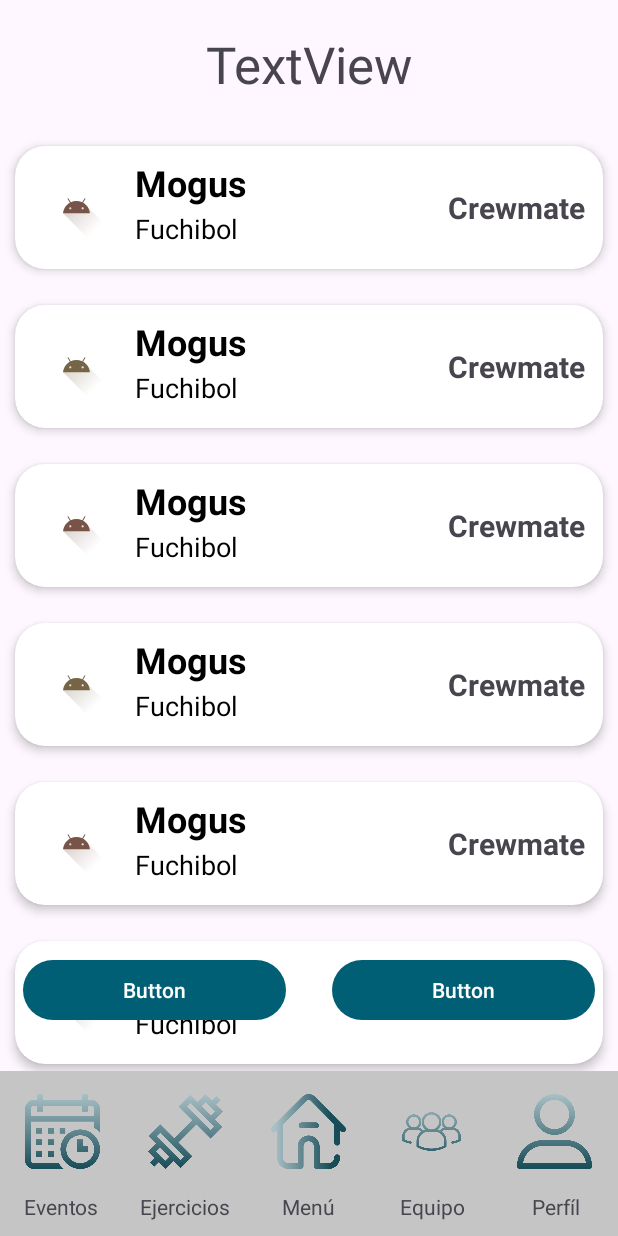
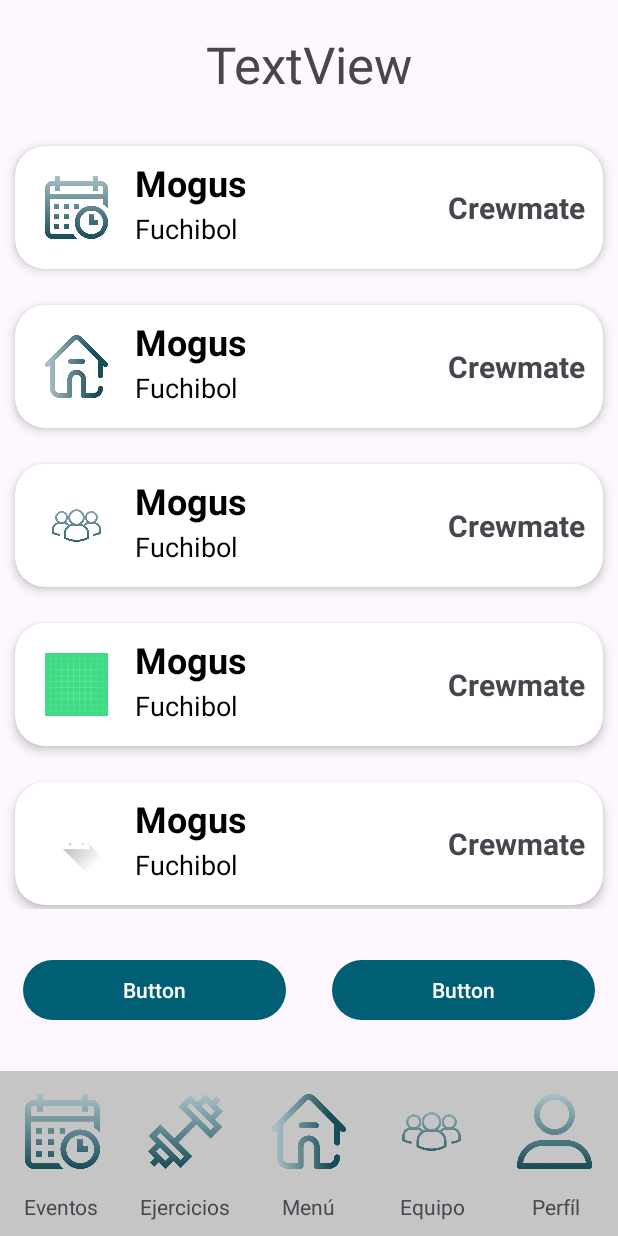
Before and after one commit to MaicolFlorez/T-Mate, an Android app: the TeamViewCoach screen opened directly, with no data from a screen before it, on a phone screen of 412 x 824 dp. Run offline under Robolectric (Android 15) with nearby library versions, the phone set to English and light mode, and no system bars.

Commit message:
Avance Maicol Florez Activities

```diff
--- a/app/src/main/java/com/mflorezddelgado/t_mate/ListAdapter.java
+++ b/app/src/main/java/com/mflorezddelgado/t_mate/ListAdapter.java
@@ -53,7 +53,7 @@ public class ListAdapter extends RecyclerView.Adapter<ListAdapter.ViewHolder>{
         }
 
         void bindData(final Teams item){
-            iconImage.setColorFilter(Color.parseColor(item.getColor()), PorterDuff.Mode.SRC_IN);
+            iconImage.setImageResource(item.getImage());
             name.setText(item.getName());
             desc.setText(item.getDesc());
             member.setText(item.getMember());
--- a/app/src/main/java/com/mflorezddelgado/t_mate/TeamViewCoach.java
+++ b/app/src/main/java/com/mflorezddelgado/t_mate/TeamViewCoach.java
@@ -44,14 +44,14 @@ public class TeamViewCoach extends AppCompatActivity {
         btnUnirse.setOnClickListener(new View.OnClickListener() {
             @Override
             public void onClick(View v) {
-                popupWindowUnirse.showAtLocation(v, Gravity.TOP, 0, 250);
+                popupWindowUnirse.showAtLocation(v, Gravity.CENTER, 0, 0);
             }
         });
 
         btnCrear.setOnClickListener(new View.OnClickListener() {
             @Override
             public void onClick(View v) {
-                popupWindowCrear.showAtLocation(v, Gravity.TOP, 0, 250);
+                popupWindowCrear.showAtLocation(v, Gravity.CENTER, 0, 0);
             }
         });
 
@@ -93,14 +93,14 @@ public class TeamViewCoach extends AppCompatActivity {
 
     public void initC(){
         elements = new ArrayList<>();
-        elements.add(new Teams("#775447", "Mogus", "Fuchibol", "Crewmate"));
-        elements.add(new Teams("#766447", "Mogus", "Fuchibol", "Crewmate"));
-        elements.add(new Teams("#775447", "Mogus", "Fuchibol", "Crewmate"));
-        elements.add(new Teams("#766447", "Mogus", "Fuchibol", "Crewmate"));
-        elements.add(new Teams("#775447", "Mogus", "Fuchibol", "Crewmate"));
-        elements.add(new Teams("#766447", "Mogus", "Fuchibol", "Crewmate"));
-        elements.add(new Teams("#775447", "Mogus", "Fuchibol", "Crewmate"));
-        elements.add(new Teams("#766447", "Mogus", "Fuchibol", "Crewmate"));
+        elements.add(new Teams(R.drawable.calendario, "Mogus", "Fuchibol", "Crewmate"));
+        elements.add(new Teams(R.drawable.casa_de_perro, "Mogus", "Fuchibol", "Crewmate"));
+        elements.add(new Teams(R.drawable.grupo, "Mogus", "Fuchibol", "Crewmate"));
+        elements.add(new Teams(R.drawable.ic_launcher_background, "Mogus", "Fuchibol", "Crewmate"));
+        elements.add(new Teams(R.drawable.ic_launcher_foreground, "Mogus", "Fuchibol", "Crewmate"));
+        elements.add(new Teams(R.drawable.icono_tmate, "Mogus", "Fuchibol", "Crewmate"));
+        elements.add(new Teams(R.drawable.pesa, "Mogus", "Fuchibol", "Crewmate"));
+        elements.add(new Teams(R.drawable.usuario, "Mogus", "Fuchibol", "Crewmate"));
 
         ListAdapter listAdapter = new ListAdapter(elements,this);
         RecyclerView recyclerView =findViewById(R.id.listTeamsView);
--- a/app/src/main/java/com/mflorezddelgado/t_mate/Teams.java
+++ b/app/src/main/java/com/mflorezddelgado/t_mate/Teams.java
@@ -1,24 +1,26 @@
 package com.mflorezddelgado.t_mate;
 
+import android.graphics.drawable.Drawable;
+
 public class Teams {
-    public String color;
+    public int image;
     public String name;
     public String desc;
     public String member;
 
-    public Teams(String color, String name, String desc, String member) {
-        this.color = color;
+    public Teams(int image, String name, String desc, String member) {
+        this.image = image;
         this.name = name;
         this.desc = desc;
         this.member = member;
     }
 
-    public String getColor() {
-        return color;
+    public int getImage() {
+        return image;
     }
 
-    public void setColor(String color) {
-        this.color = color;
+    public void setImage(int color) {
+        this.image = color;
     }
 
     public String getName() {
--- a/app/src/main/res/layout/activity_team_view_coach.xml
+++ b/app/src/main/res/layout/activity_team_view_coach.xml
@@ -27,13 +27,17 @@
     <androidx.recyclerview.widget.RecyclerView
         android:id="@+id/listTeamsView"
         android:layout_width="match_parent"
-        android:layout_height="wrap_content"
+        android:layout_height="0dp"
+        app:fastScrollEnabled="false"
+        app:layout_constraintBottom_toTopOf="@+id/linearLayout5"
         app:layout_constraintStart_toStartOf="parent"
-        app:layout_constraintTop_toBottomOf="@+id/frameLayout" >
+        app:layout_constraintTop_toBottomOf="@id/frameLayout"
+        app:layout_constraintVertical_bias="0.0">
 
     </androidx.recyclerview.widget.RecyclerView>
 
     <LinearLayout
+        android:id="@+id/linearLayout5"
         android:layout_width="match_parent"
         android:layout_height="wrap_content"
         android:orientation="vertical"
--- a/app/src/main/res/layout/activity_teams_player_view.xml
+++ b/app/src/main/res/layout/activity_teams_player_view.xml
@@ -27,13 +27,15 @@
     <androidx.recyclerview.widget.RecyclerView
         android:id="@+id/listTeamsView"
         android:layout_width="match_parent"
-        android:layout_height="wrap_content"
+        android:layout_height="0dp"
+        app:layout_constraintBottom_toTopOf="@+id/linearLayout4"
         app:layout_constraintStart_toStartOf="parent"
-        app:layout_constraintTop_toBottomOf="@+id/frameLayout" >
+        app:layout_constraintTop_toBottomOf="@+id/frameLayout">
 
     </androidx.recyclerview.widget.RecyclerView>
 
     <LinearLayout
+        android:id="@+id/linearLayout4"
         android:layout_width="match_parent"
         android:layout_height="wrap_content"
         android:orientation="vertical"
```
Also changed, not shown: app/src/main/AndroidManifest.xml (+19 -8 lines), app/src/main/java/com/mflorezddelgado/t_mate/TeamsViewPlayer.java (+11 -10 lines).
